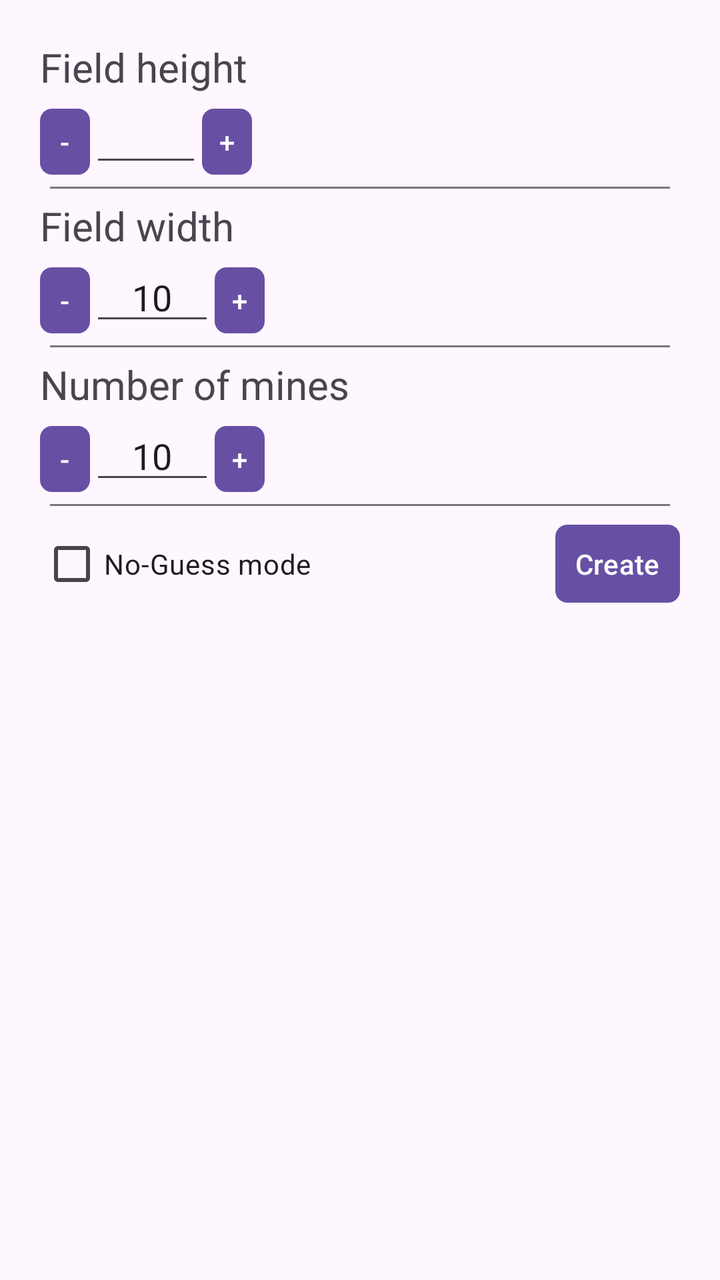
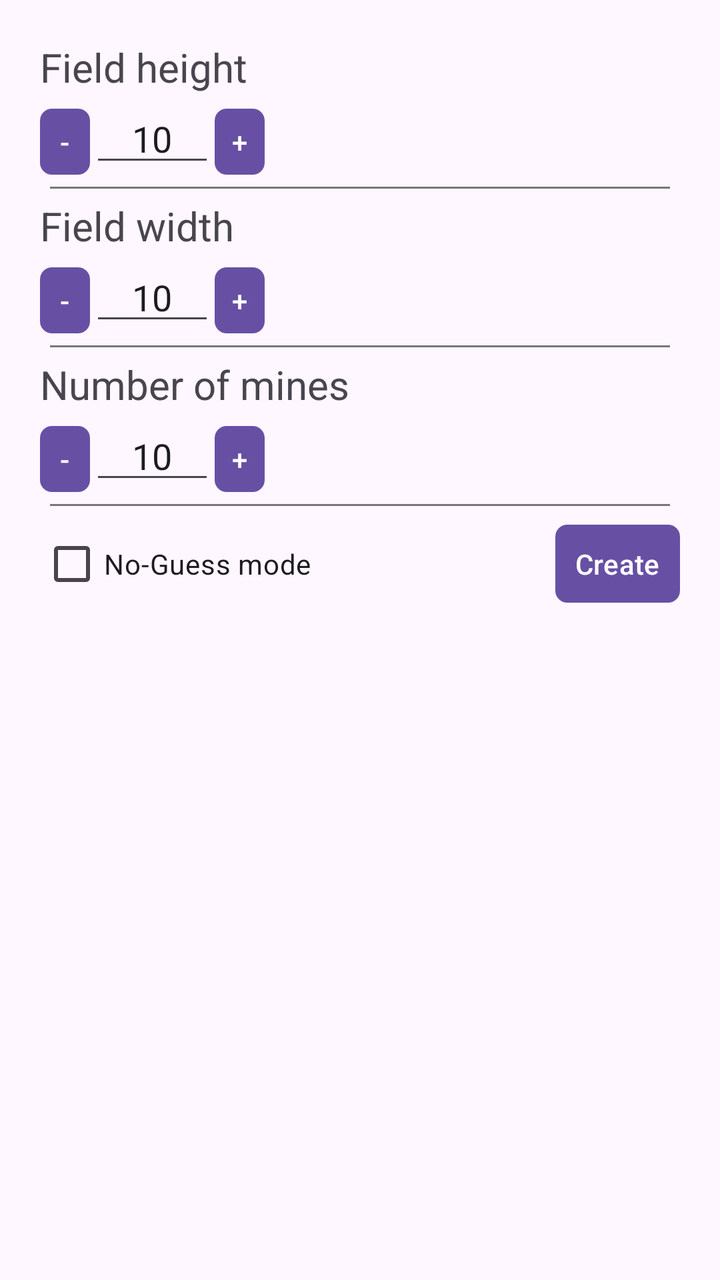

Before-and-after screenshots of an Android layout around one commit, followed by the original layout XML and the change that was made.
<!-- AndroidManifest.xml: application theme Theme.MinesweeperBuilder -->
<!-- res/layout/custom_field_setup_dialog.xml -->
<?xml version="1.0" encoding="utf-8"?>
<LinearLayout xmlns:android="http://schemas.android.com/apk/res/android"
    android:layout_width="match_parent"
    android:layout_height="wrap_content"
    android:orientation="vertical"
    android:padding="20dp">

    <TextView
        android:layout_width="wrap_content"
        android:layout_height="wrap_content"
        android:textSize="20sp"
        android:text="Field height"
        />

    <LinearLayout
        android:layout_width="match_parent"
        android:layout_height="wrap_content"
        android:orientation="horizontal">

        <Button
            android:layout_width="25dp"
            android:layout_height="wrap_content"
            android:background="@drawable/button_without_corners"
            android:padding="7dp"
            android:minHeight="0dp"
            android:minWidth="0dp"
            android:insetTop="0dp"
            android:insetBottom="0dp"
            android:text="-"
            android:id="@+id/custom_height_decrement_button"/>

        <EditText
            android:layout_width="wrap_content"
            android:layout_height="wrap_content"
            android:layout_weight="1"
            android:inputType="number"
            android:maxLength="2"
            android:textAlignment="center"
            android:id="@+id/custom_height_text_field"/>

        <Button
            android:layout_width="25dp"
            android:layout_height="wrap_content"
            android:background="@drawable/button_without_corners"
            android:padding="7dp"
            android:minHeight="0dp"
            android:minWidth="0dp"
            android:insetTop="0dp"
            android:insetBottom="0dp"
            android:text="+"
            android:id="@+id/custom_height_increment_button" />

        <View
            android:layout_width="0dp"
            android:layout_height="0dp"
            android:layout_weight="6"/>

    </LinearLayout>

    <View
        android:layout_width="match_parent"
        android:layout_height="1dp"
        android:background="#777777"
        android:layout_margin="5dp"/>

    <TextView
        android:layout_width="wrap_content"
        android:layout_height="wrap_content"
        android:textSize="20sp"
        android:text="Field width"
        />

    <LinearLayout
        android:layout_width="match_parent"
        android:layout_height="wrap_content"
        android:orientation="horizontal">

        <Button
            android:layout_width="25dp"
            android:layout_height="wrap_content"
            android:background="@drawable/button_without_corners"
            android:padding="7dp"
            android:minHeight="0dp"
            android:minWidth="0dp"
            android:insetTop="0dp"
            android:insetBottom="0dp"
            android:text="-"
            android:id="@+id/custom_width_decrement_button"/>

        <EditText
            android:layout_width="wrap_content"
            android:layout_height="wrap_content"
            android:layout_weight="1"
            android:text="10"
            android:inputType="number"
            android:maxLength="2"
            android:textAlignment="center"
            android:id="@+id/custom_width_text_field"/>

        <Button
            android:layout_width="25dp"
            android:layout_height="wrap_content"
            android:background="@drawable/button_without_corners"
            android:padding="7dp"
            android:minHeight="0dp"
            android:minWidth="0dp"
            android:insetTop="0dp"
            android:insetBottom="0dp"
            android:text="+"
            android:id="@+id/custom_width_increment_button"/>

        <View
            android:layout_width="0dp"
            android:layout_height="0dp"
            android:layout_weight="6"/>

    </LinearLayout>

    <View
        android:layout_width="match_parent"
        android:layout_height="1dp"
        android:background="#777777"
        android:layout_margin="5dp"/>

    <TextView
        android:layout_width="wrap_content"
        android:layout_height="wrap_content"
        android:textSize="20sp"
        android:text="Number of mines"
        />

    <LinearLayout
        android:layout_width="match_parent"
        android:layout_height="wrap_content"
        android:orientation="horizontal">

        <Button
            android:layout_width="25dp"
            android:layout_height="wrap_content"
            android:background="@drawable/button_without_corners"
            android:padding="7dp"
            android:minHeight="0dp"
            android:minWidth="0dp"
            android:insetTop="0dp"
            android:insetBottom="0dp"
            android:text="-"
            android:id="@+id/custom_bomb_decrement_button"/>

        <EditText
            android:layout_width="wrap_content"
            android:layout_height="wrap_content"
            android:layout_weight="1"
            android:text="10"
            android:inputType="number"
            android:maxLength="3"
            android:textAlignment="center"
            android:id="@+id/custom_bomb_text_field"/>

        <Button
            android:layout_width="25dp"
            android:layout_height="wrap_content"
            android:background="@drawable/button_without_corners"
            android:padding="7dp"
            android:minHeight="0dp"
            android:minWidth="0dp"
            android:insetTop="0dp"
            android:insetBottom="0dp"
            android:text="+"
            android:id="@+id/custom_bomb_increment_button" />

        <View
            android:layout_width="0dp"
            android:layout_height="0dp"
            android:layout_weight="6"/>

    </LinearLayout>

    <View
        android:layout_width="match_parent"
        android:layout_height="1dp"
        android:background="#777777"
        android:layout_margin="5dp"/>

    <LinearLayout
        android:layout_width="match_parent"
        android:layout_height="wrap_content"
        android:orientation="horizontal">

        <CheckBox
            android:layout_width="wrap_content"
            android:layout_height="wrap_content"
            android:text="No-Guess mode"
            android:layout_weight="1"
            android:id="@+id/custom_dialog_NG_checkbox"/>

        <Button
            android:layout_width="wrap_content"
            android:layout_height="wrap_content"
            android:background="@drawable/button_without_corners"
            android:padding="10dp"
            android:minHeight="0dp"
            android:minWidth="0dp"
            android:insetTop="0dp"
            android:insetBottom="0dp"
            android:text="Create"
            android:id="@+id/custom_dialog_create_button"/>
    </LinearLayout>
</LinearLayout>
<!-- resources referenced by this layout -->
<resources>
  <!-- drawable button_without_corners (drawable) -->
  <?xml version="1.0" encoding="utf-8"?>
  <shape xmlns:android="http://schemas.android.com/apk/res/android">
      <solid android:color="?attr/colorPrimary"/>
      <corners android:radius="6dp"/>
  </shape>
  <style name="Theme.MinesweeperBuilder" parent="Base.Theme.MinesweeperBuilder" />
  <style name="Base.Theme.MinesweeperBuilder" parent="Theme.Material3.DayNight.NoActionBar">
          
          
      </style>
</resources>

<!-- the commit's change to res/layout/custom_field_setup_dialog.xml (unified diff, before → after) -->
@@ -33,6 +33,7 @@
             android:layout_width="wrap_content"
             android:layout_height="wrap_content"
             android:layout_weight="1"
+            android:text="10"
             android:inputType="number"
             android:maxLength="2"
             android:textAlignment="center"
